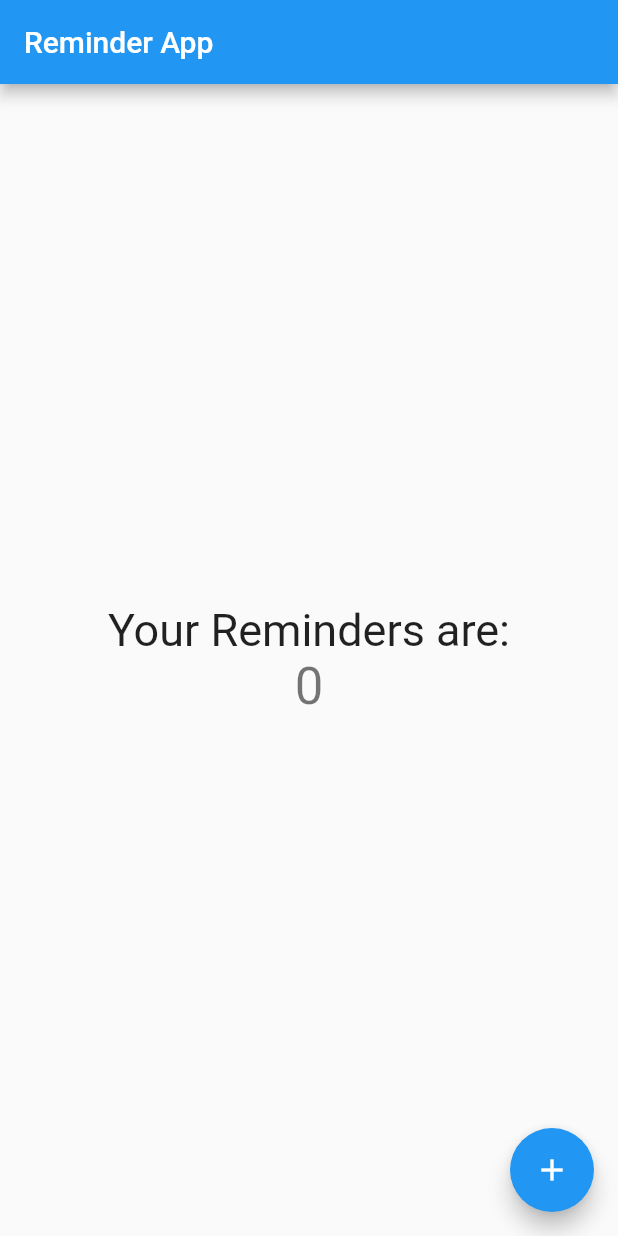
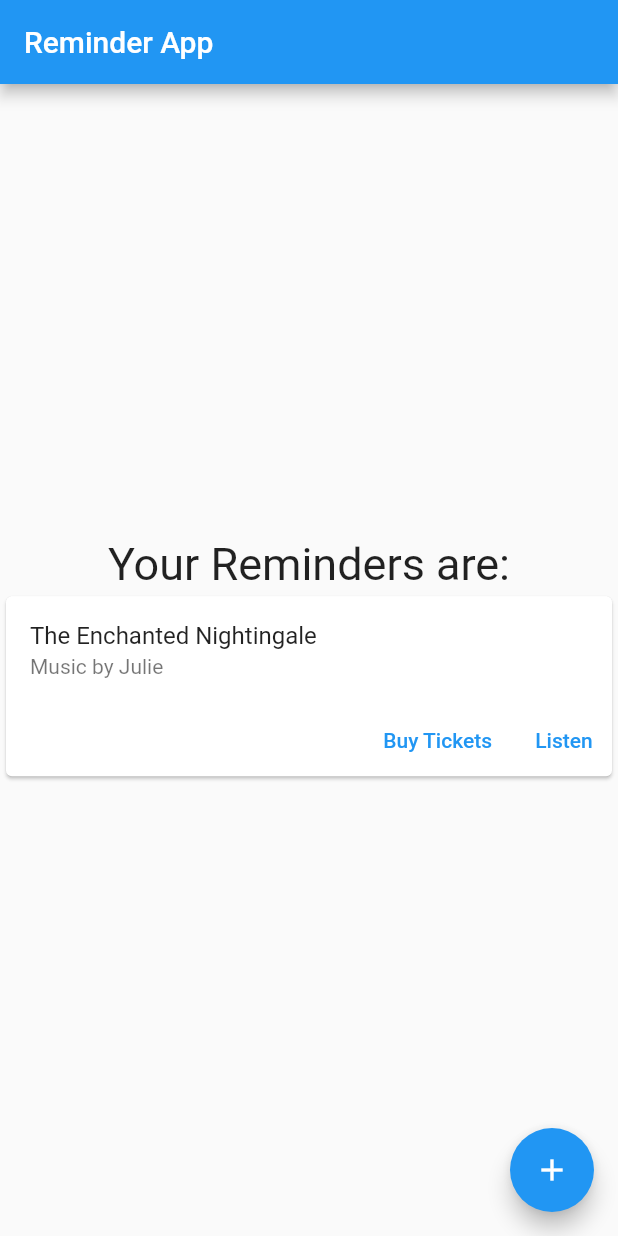
Before and after one commit to MSNanda515/MLH_INIT_2021, a Flutter app: the screen it shows after launch, on a phone screen of 412 x 824 dp. Run offline on Flutter 3.47's test engine with Material 2 defaults, Android fonts, the phone set to English and light mode, and no system bars.

Commit message:
Working on UI

```diff
--- a/lib/main.dart
+++ b/lib/main.dart
@@ -56,10 +56,25 @@ class _MyHomePageState extends State<MyHomePage> {
               "Your Reminders are:",
               style: TextStyle(fontSize: 30),
             ),
-            Text(
-              '$_counter',
-              style: Theme.of(context).textTheme.headline4,
-            ),
+            Card(
+              child: Column(
+                mainAxisSize: MainAxisSize.min,
+                children: <Widget>[
+                  ListTile(
+                    title: Text('The Enchanted Nightingale'),
+                    subtitle: Text('Music by Julie'),
+                  ),
+                  Row(
+                    mainAxisAlignment: MainAxisAlignment.end,
+                    children: <Widget>[
+                      TextButton(onPressed: () {}, child: Text('Buy Tickets')),
+                      SizedBox(width: 8),
+                      TextButton(onPressed: () {}, child: Text("Listen"))
+                    ],
+                  )
+                ],
+              ),
+            )
           ],
         ),
       ),
```
